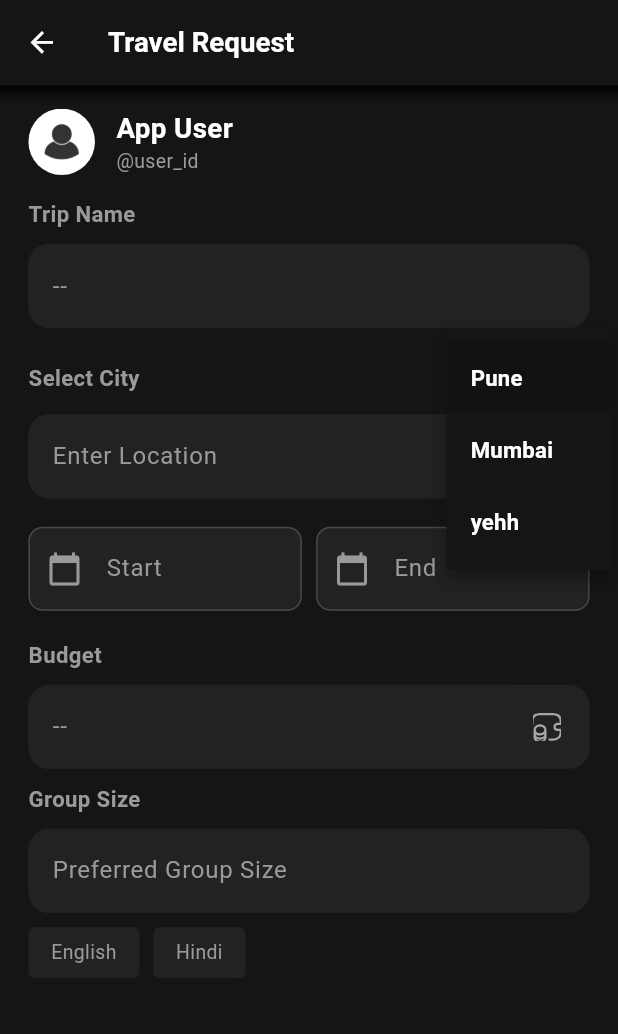
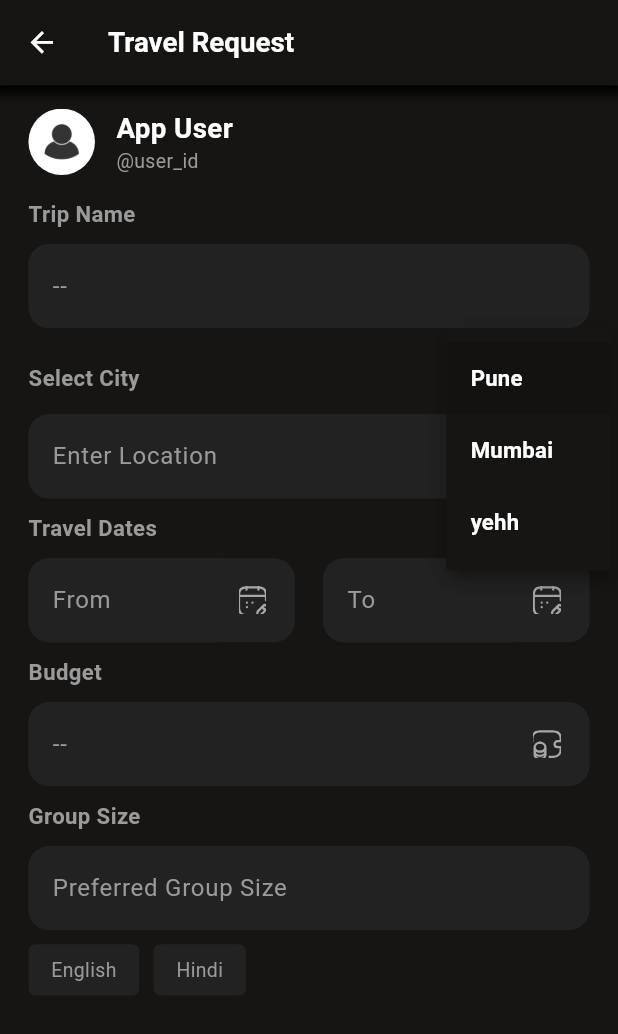
Before and after one commit to Pinnacle01/pinnacle, a Flutter app: the TravelPost screen opened by its route, after a tap on "Pune", on a phone screen of 412 x 824 dp. Shown: the top 1034 px of the screen. Run offline on Flutter 3.47's test engine with Material 3 defaults, Android fonts, the phone set to English and light mode, and no system bars; our stand-ins replace flutter_mobx, flutter_svg, go_router, mobx; generated files the repository leaves out were written again.

Commit message:
Refactor date picker implementation and update UI components for better consistency

```diff
--- /dev/null
+++ b/lib/explore_home/store/date_picker_store.dart
@@ -0,0 +1,39 @@
+import 'package:mobx/mobx.dart';
+
+part 'date_picker_store.g.dart';
+
+class DatePickerStore = DatePickerStoreBase with _$DatePickerStore;
+
+abstract class DatePickerStoreBase with Store {
+  @observable
+  String fromDate = '';
+
+  @observable
+  String toDate = '';
+
+  @action
+  void setFromDate(DateTime date) {
+    fromDate = "${date.day}-${date.month}-${date.year}";
+
+    if (toDate.isNotEmpty) {
+      DateTime selectedToDate = _parseDateString(toDate);
+      if (selectedToDate.isBefore(date)) {
+        toDate = '';
+      }
+    }
+  }
+
+  @action
+  void setToDate(DateTime date) {
+    toDate = "${date.day}-${date.month}-${date.year}";
+  }
+
+  DateTime _parseDateString(String dateStr) {
+    List<String> parts = dateStr.split('-');
+    return DateTime(
+      int.parse(parts[2]),
+      int.parse(parts[1]),
+      int.parse(parts[0]),
+    );
+  }
+}
--- /dev/null
+++ b/lib/explore_home/uikit/date_picker.dart
@@ -0,0 +1,159 @@
+import 'package:flutter/material.dart';
+import 'package:flutter_mobx/flutter_mobx.dart';
+import 'package:pinnacle_main/explore_home/store/date_picker_store.dart';
+import 'package:pinnacle_main/framework/constants/color.dart';
+import 'package:pinnacle_main/framework/constants/size.dart';
+import 'package:pinnacle_main/framework/constants/strings.dart';
+import 'package:pinnacle_main/framework/digital/sizer.dart';
+import 'package:pinnacle_main/framework/uikit/icon_widget.dart';
+import 'package:pinnacle_main/framework/uikit/text_widget.dart';
+
+class CustomDatePicker extends StatefulWidget {
+  final String label;
+  final String prefixIcon;
+  final double? labelSize;
+  final double? prefixSize;
+  final Color? bgColor;
+  final Color? labelColor;
+  final Color? hintColor;
+  final Color? fieldTextColor;
+  final Color? prefixIconColor;
+
+  const CustomDatePicker({
+    super.key,
+    required this.label,
+    required this.prefixIcon,
+    this.hintColor,
+    this.labelColor,
+    this.labelSize,
+    this.bgColor,
+    this.prefixSize,
+    this.fieldTextColor,
+    this.prefixIconColor,
+  });
+
+  @override
+  State<CustomDatePicker> createState() => _CustomDatePickerState();
+}
+
+class _CustomDatePickerState extends State<CustomDatePicker> {
+  final DatePickerStore _datePickerStore = DatePickerStore();
+
+  @override
+  Widget build(BuildContext context) {
+    return Column(
+      crossAxisAlignment: CrossAxisAlignment.start,
+      children: [
+        TextWidget(
+          text: widget.label,
+          size: widget.labelSize ?? Sizes.size16.sp,
+          fontWeight: FontWeight.bold,
+          color: widget.labelColor ?? CustomColors.lightBackgroundColor,
+        ),
+        SizedBox(height: Sizes.size10.dp),
+        Row(
+          children: [
+            _singleDateField(
+              hintText: GeneralString.from,
+              isFrom: true,
+            ),
+            SizedBox(width: Sizes.size20.dp),
+            _singleDateField(
+              hintText: GeneralString.to,
+              isFrom: false,
+            ),
+          ],
+        )
+      ],
+    );
+  }
+
+  Widget _prefixIconWidget({required bool isFrom}) => InkWell(
+        onTap: () async {
+          DateTime initialDate = DateTime.now();
+          DateTime firstDate = DateTime.now();
+          DateTime lastDate = DateTime(2100);
+
+          if (!isFrom && _datePickerStore.fromDate.isNotEmpty) {
+            firstDate = _parseDate(_datePickerStore.fromDate)
+                .add(const Duration(days: 1));
+            initialDate = firstDate;
+          }
+
+          DateTime? selectedDate = await showDatePicker(
+            context: context,
+            initialDate: initialDate,
+            firstDate: firstDate,
+            lastDate: lastDate,
+          );
+
+          if (selectedDate != null) {
+            if (isFrom) {
+              _datePickerStore.setFromDate(selectedDate);
+            } else {
+              _datePickerStore.setToDate(selectedDate);
+            }
+          }
+        },
+        child: IconWidget(
+          path: widget.prefixIcon,
+          size: widget.prefixSize ?? Sizes.size20.sp,
+          color: widget.prefixIconColor ?? CustomColors.whiteColor,
+        ),
+      );
+
+  Widget _singleDateField({required String hintText, required bool isFrom}) =>
+      Flexible(
+        child: Container(
+          padding: EdgeInsets.only(right: Sizes.size20.dp),
+          decoration: BoxDecoration(
+            borderRadius: BorderRadius.circular(Sizes.size15.sp),
+            color: widget.bgColor ?? CustomColors.navCardBackgroundColor222222,
+          ),
+          child: Row(
+            children: [
+              Expanded(
+                child: Observer(
+                  builder: (_) => TextField(
+                    controller: TextEditingController(
+                      text: isFrom
+                          ? _datePickerStore.fromDate
+                          : _datePickerStore.toDate,
+                    ),
+                    keyboardType: TextInputType.datetime,
+                    style: TextStyle(
+                      color: widget.fieldTextColor ?? CustomColors.whiteColor,
+                    ),
+                    enabled: false,
+                    decoration: InputDecoration(
+                      filled: true,
+                      fillColor: widget.bgColor ??
+                          CustomColors.navCardBackgroundColor222222,
+                      hintText: hintText,
+                      hintStyle: TextStyle(
+                        color: widget.hintColor ??
+                            CustomColors.lightBackgroundColor,
+                      ),
+                      border: OutlineInputBorder(
+                        borderRadius: BorderRadius.circular(Sizes.size15.sp),
+                        borderSide: BorderSide.none,
+                      ),
+                    ),
+                  ),
+                ),
+              ),
+              _prefixIconWidget(isFrom: isFrom),
+            ],
+          ),
+        ),
+      );
+
+  DateTime _parseDate(String dateStr) {
+    List<String> parts = dateStr.split('-');
+    return DateTime(
+      int.parse(parts[2]),
+      int.parse(parts[1]),
+      int.parse(parts[0]),
+    );
+  }
+}
--- a/lib/explore_home/uikit/trip_details_date_picker.dart
+++ /dev/null
@@ -1,48 +0,0 @@
-import 'package:flutter/material.dart';
-import 'package:pinnacle_main/framework/constants/color.dart';
-import 'package:pinnacle_main/framework/constants/size.dart';
-import 'package:pinnacle_main/framework/digital/sizer.dart';
-
-Widget buildTextFieldForDates(
-  String label, {
-  String? hint,
-  IconData? icon,
-}) {
-  return Padding(
-    padding: EdgeInsets.symmetric(vertical: Sizes.size10.dp),
-    child: TextField(
-      decoration: InputDecoration(
-        labelText: label,
-        labelStyle: TextStyle(color: CustomColors.lightBackgroundColor),
-        hintText: hint,
-        hintStyle: TextStyle(color: CustomColors.lightBackgroundColor),
-        prefixIcon: icon != null
-            ? Icon(icon, color: CustomColors.lightBackgroundColor)
-            : null,
-        filled: true,
-        fillColor: CustomColors.navCardBackgroundColor222222,
-        border: OutlineInputBorder(
-            borderRadius: BorderRadius.circular(Sizes.size10.dp)),
-      ),
-      style: TextStyle(color: CustomColors.mainTextColor),
-    ),
-  );
-}
-
-Widget buildDateSelector() {
-  return Row(
-    children: [
-      Expanded(
-          child: buildTextFieldForDates(
-        'Start',
-        icon: Icons.calendar_today,
-      )),
-      SizedBox(width: Sizes.size10.dp),
-      Expanded(
-          child: buildTextFieldForDates(
-        'End',
-        icon: Icons.calendar_today,
-      )),
-    ],
-  );
-}
--- a/lib/explore_home/view/travel_post.dart
+++ b/lib/explore_home/view/travel_post.dart
@@ -1,5 +1,5 @@
 import 'package:flutter/material.dart';
-import 'package:pinnacle_main/explore_home/uikit/trip_details_date_picker.dart';
+import 'package:pinnacle_main/explore_home/uikit/date_picker.dart';
 import 'package:pinnacle_main/framework/constants/asset_path.dart';
 
 import 'package:pinnacle_main/framework/constants/color.dart';
@@ -56,7 +56,12 @@ class _TravelPostState extends State<TravelPost> {
                 userProfileId: GeneralString.userId,
               ),
             ),
-            _commonTextWidget(label: GeneralString.tripName, hintText: "--"),
+            TextFieldWidget(
+              label: GeneralString.tripName,
+              hintText: "--",
+              textFieldTheme: TextFeildTheme.dark,
+              fieldTextColor: CustomColors.whiteColor,
+            ),
             SizedBox(height: Sizes.size10.dp),
             TextFieldDropDownWidget(
               initalValue: 'Pune',
@@ -71,17 +76,24 @@ class _TravelPostState extends State<TravelPost> {
               hintColor: CustomColors.lightBackgroundColor,
             ),
             SizedBox(height: Sizes.size10.dp),
-            buildDateSelector(),
+            CustomDatePicker(
+              label: GeneralString.travelDates,
+              prefixIcon: AssetPath.calendarIcon,
+            ),
             SizedBox(height: Sizes.size10.dp),
-            _commonTextWidget(
+            TextFieldWidget(
               label: GeneralString.budget,
               hintText: "--",
               prefixIcon: AssetPath.walletMoneyIcon,
+              textFieldTheme: TextFeildTheme.dark,
+              fieldTextColor: CustomColors.whiteColor,
             ),
             SizedBox(height: Sizes.size10.dp),
-            _commonTextWidget(
+            TextFieldWidget(
               label: GeneralString.groupSize,
               hintText: GeneralString.preferredGroupSize,
+              textFieldTheme: TextFeildTheme.dark,
+              fieldTextColor: CustomColors.whiteColor,
             ),
             SizedBox(height: Sizes.size10.dp),
             Row(
@@ -97,20 +109,4 @@ class _TravelPostState extends State<TravelPost> {
       )),
     );
   }
-
-  Widget _commonTextWidget({
-    required String label,
-    required String hintText,
-    String? prefixIcon,
-  }) =>
-      TextFieldWidget(
-        label: label,
-        labelSize: Sizes.size16.sp,
-        labelColor: CustomColors.lightBackgroundColor,
-        hintText: hintText,
-        hintColor: CustomColors.lightBackgroundColor,
-        textFieldTheme: TextFeildTheme.dark,
-        prefixIcon: prefixIcon,
-        prefixSize: Sizes.size20.sp,
-      );
 }
--- a/lib/framework/constants/asset_path.dart
+++ b/lib/framework/constants/asset_path.dart
@@ -32,6 +32,7 @@ class AssetPath {
   static String get minusRedIcon => '${Constants.iconPath}minus_red_icon.png';
   static String get fuelIcon => '${Constants.iconPath}fuel.png';
   static String get dropDownIcon => '${Constants.iconPath}drop_down_icon.svg';
-  static String get walletMoneyIcon => '${Constants.iconPath}wallet_money_icon.svg';
-
+  static String get walletMoneyIcon =>
+      '${Constants.iconPath}wallet_money_icon.svg';
+  static String get calendarIcon => '${Constants.iconPath}calendar_icon.svg';
 }
--- a/lib/framework/constants/strings.dart
+++ b/lib/framework/constants/strings.dart
@@ -21,6 +21,8 @@ class GeneralString {
   static String get preferredGroupSize => 'Preferred Group Size';
   static String get searchGoing => 'Where are you going?';
   static String get paidBy => 'Paid By:';
+  static String get from => 'From';
+  static String get to => 'To';
 
   static String get tripDetail => 'Trip Details';
   static String get startPlanning => 'Start Planning';
--- a/lib/framework/uikit/small_preference_button.dart
+++ b/lib/framework/uikit/small_preference_button.dart
@@ -33,14 +33,15 @@ class _SmallPreferenceButtonState extends State<SmallPreferenceButton> {
 
   @override
   Widget build(BuildContext context) {
-    return InkWell(
+    return Padding(
+      padding: EdgeInsets.only(right: Sizes.size10.dp),
+      child: InkWell(
         onTap: () {
           isSelected = !isSelected;
           setState(() {});
           widget.onTap();
         },
         child: Container(
-        margin: EdgeInsets.only(right: Sizes.size10.sp),
           padding: EdgeInsets.symmetric(
             vertical: Sizes.size8.dp,
             horizontal: Sizes.size16.dp,
@@ -56,9 +57,11 @@ class _SmallPreferenceButtonState extends State<SmallPreferenceButton> {
           child: TextWidget(
             text: widget.label,
             color: !isSelected
-              ? (widget.defaultLabelColor ?? CustomColors.lightBackgroundColor)
+                ? (widget.defaultLabelColor ??
+                    CustomColors.lightBackgroundColor)
                 : (widget.onTaplabelColor ?? CustomColors.whiteColor),
             size: widget.labelSize ?? Sizes.size14.sp,
+          ),
         ),
       ),
     );
--- a/lib/framework/uikit/text_field_widget.dart
+++ b/lib/framework/uikit/text_field_widget.dart
@@ -105,7 +105,7 @@ class TextFieldWidget extends StatelessWidget {
             text: label,
             size: labelSize ?? Sizes.size16.sp,
             fontWeight: FontWeight.bold,
-            color: labelColor ?? Colors.white,
+            color: labelColor ?? CustomColors.lightBackgroundColor,
           ),
           SizedBox(height: Sizes.size10.dp),
           Container(
@@ -130,7 +130,8 @@ class TextFieldWidget extends StatelessWidget {
                           bgColor ?? CustomColors.navCardBackgroundColor222222,
                       hintText: hintText,
                       hintStyle: TextStyle(
-                          color: hintColor ?? CustomColors.whiteColor),
+                          color:
+                              hintColor ?? CustomColors.lightBackgroundColor,),
                       border: OutlineInputBorder(
                         borderRadius: BorderRadius.circular(Sizes.size15.sp),
                         borderSide: BorderSide.none,
@@ -147,7 +148,7 @@ class TextFieldWidget extends StatelessWidget {
 
   Widget _prefixIconWidget() => IconWidget(
         path: prefixIcon!,
-        size: prefixSize ?? Sizes.size24.sp,
+        size: prefixSize ?? Sizes.size20.sp,
         color: prefixIconColor ?? CustomColors.whiteColor,
       );
 }
--- a/lib/framework/uikit/text_field_with_dropdown.dart
+++ b/lib/framework/uikit/text_field_with_dropdown.dart
@@ -93,7 +93,7 @@ class _TextFieldDropDownWidgetState<T>
                 controller: widget.controller,
                 keyboardType: widget.keyboardType,
                 style: TextStyle(
-                  color: widget.fieldTextColor ?? CustomColors.blueColor,
+                  color: widget.fieldTextColor ?? CustomColors.whiteColor,
                 ),
                 maxLength: widget.maxLength,
                 decoration: InputDecoration(
--- a/pubspec.yaml
+++ b/pubspec.yaml
@@ -18,7 +18,6 @@ dependencies:
   intl: ^0.19.0
   loading_animation_widget: ^1.3.0
   mobx: ^2.4.0
-  mobx_codegen: ^2.6.2
   timezone: ^0.10.0
   weather: ^3.1.1
 
@@ -27,6 +26,7 @@ dev_dependencies:
     sdk: flutter
   flutter_lints: ^4.0.0
   build_runner: ^2.4.13
+  mobx_codegen: ^2.6.2
 
 flutter:
   uses-material-design: true
```
Also changed, not shown: assets/icons/calendar_icon.svg (added), lib/explore_home/store/date_picker_store.g.dart (added), pubspec.lock, 4 other files. Lines whose indentation alone changed are shown as unchanged.
